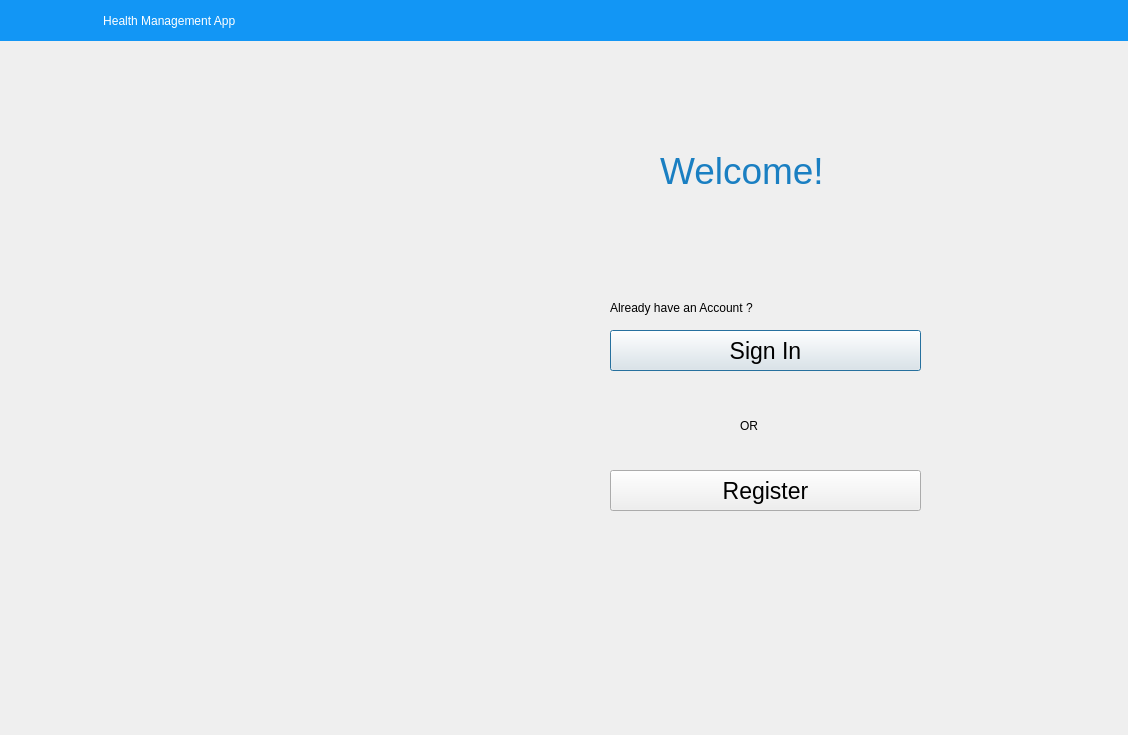
This is welcome_page.ui in sasank-paria/python_mini_proj as Qt 5 draws it before an edit. The edited form follows.
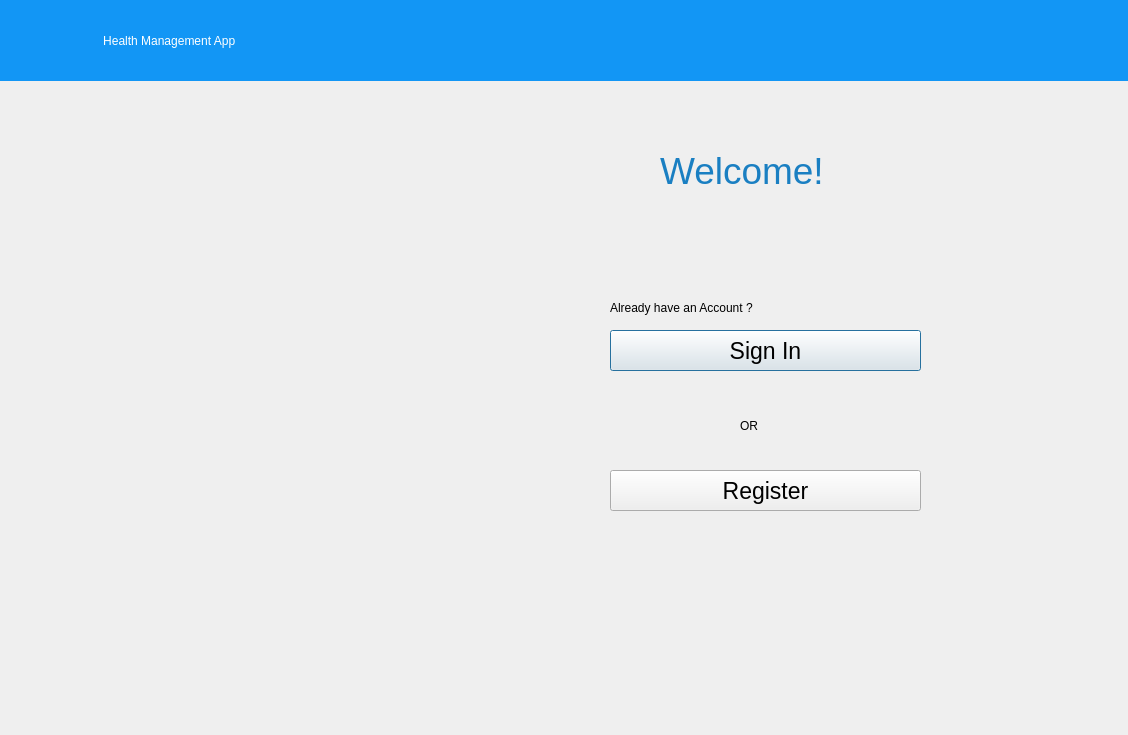
This is the edited form. Icons and pictures are not drawn.

Commit message: homepage beautification

Patch:
```diff
--- a/welcome_page.ui
+++ b/welcome_page.ui
@@ -221,7 +221,7 @@
       <x>10</x>
       <y>10</y>
       <width>1131</width>
-      <height>41</height>
+      <height>81</height>
      </rect>
     </property>
     <property name="styleSheet">
```
